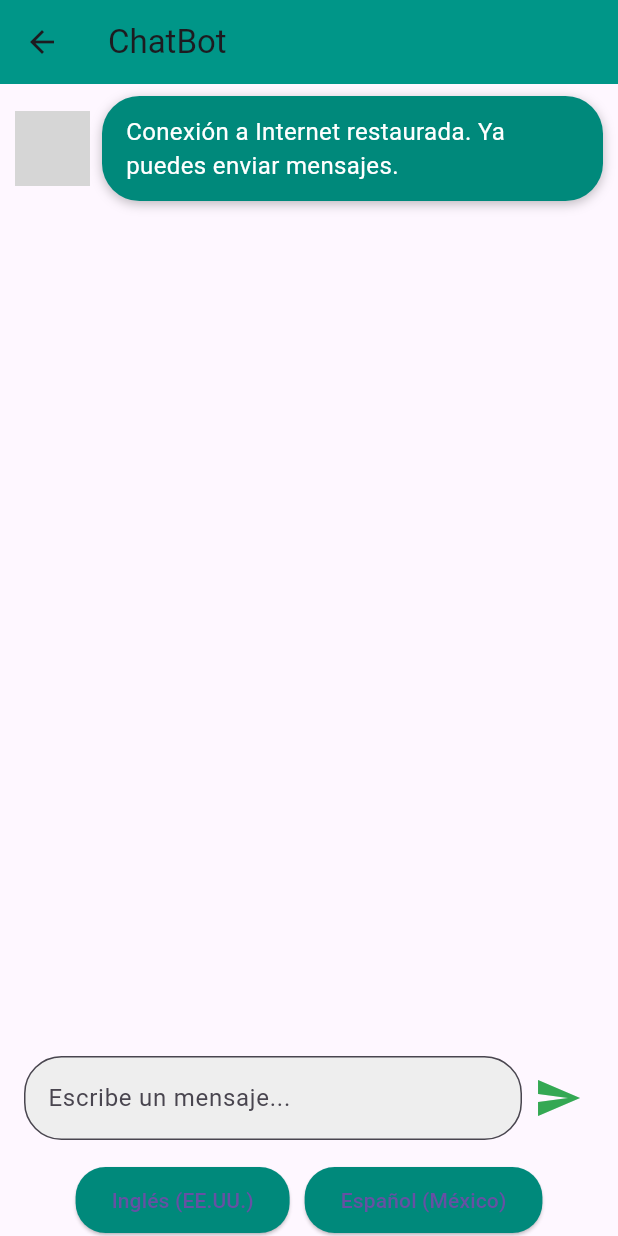
After one commit to VeroVelas/chat-bot-a-voz, a Flutter app: the ChatBotView screen opened by its route, after a tap on the "send" icon, on a phone screen of 412 x 824 dp. The commit adds this screen. Run offline on Flutter 3.47's test engine with Material 3 defaults, Android fonts, the phone set to English and light mode, and no system bars; our stand-ins replace connectivity_plus, flutter_tts, google_generative_ai, permission_handler, shared_preferences; accounts and stored records are empty; grey boxes are pictures that could not be loaded.

Commit message:
proyecto nuevo

```diff
--- a/lib/screens/reto1.dart
+++ b/lib/screens/reto1.dart
@@ -54,9 +54,9 @@ class Reto1Screen extends StatelessWidget {
         children: [
           _buildContactItem(
             context,
-            'Carlos Enrique Barriga Aguilar', // Nombre del alumno
-            '221188',                  // Matrícula del alumno
-            '9612112625',               // Teléfono del alumno
+            'Velasco Jimenez Veronica', // Nombre del alumno
+            '221224',                  // Matrícula del alumno
+            '9614427531',               // Teléfono del alumno
             'https://github.com/CARLOS-ENRIQUE-BA/Challenge-Application',  // URL del repositorio de GitHub
           ),
         ],
--- /dev/null
+++ b/lib/screens/reto4.dart
@@ -0,0 +1,289 @@
+import 'dart:async';
+import 'package:google_generative_ai/google_generative_ai.dart';
+import 'package:flutter/material.dart';
+import 'package:flutter_tts/flutter_tts.dart';
+import 'package:intl/intl.dart';
+import 'package:connectivity_plus/connectivity_plus.dart';
+import 'package:shared_preferences/shared_preferences.dart';
+import 'package:permission_handler/permission_handler.dart';
+
+const String apiKey = "AIzaSyC8k6REIl0KhGzggzwRX4TXVBJjOfvGbmk";   // Reemplaza con tu API key
+
+class ChatBotView extends StatefulWidget {
+  @override
+  _ChatBotViewState createState() => _ChatBotViewState();
+}
+
+class _ChatBotViewState extends State<ChatBotView> {
+  final List<ChatMessage> _messages = [];
+  final TextEditingController _controller = TextEditingController();
+  late FlutterTts _flutterTts;
+  late final GenerativeModel _model;
+  late final ChatSession _chatSession;
+  late StreamSubscription _connectivitySubscription;
+  bool _isConnected = true;
+  bool _hasShownNoConnectionMessage = false;
+  bool _hasShownReconnectedMessage = false;
+  String _selectedLanguage = "en-US";
+
+  @override
+  void initState() {
+    super.initState();
+    _flutterTts = FlutterTts();
+    _model = GenerativeModel(model: 'gemini-pro', apiKey: apiKey);
+    _chatSession = _model.startChat();
+    checkInternetConnection();
+    _connectivitySubscription = Connectivity().onConnectivityChanged.listen(_updateConnectionStatus);
+    _loadMessages(); // Cargar mensajes guardados al iniciar
+  }
+
+  @override
+  void dispose() {
+    _connectivitySubscription.cancel();
+    super.dispose();
+  }
+
+  Future<void> checkInternetConnection() async {
+    var connectivityResult = await Connectivity().checkConnectivity();
+    _updateConnectionStatus(connectivityResult);
+  }
+
+  void _updateConnectionStatus(ConnectivityResult result) {
+    bool connected = result != ConnectivityResult.none;
+
+    setState(() {
+      _isConnected = connected;
+    });
+
+    if (!_isConnected && !_hasShownNoConnectionMessage) {
+      setState(() {
+        _messages.add(ChatMessage(
+            text: "No hay conexión a Internet. Conéctate a una red para enviar mensajes.",
+            isUser: false));
+        _hasShownNoConnectionMessage = true;
+        _hasShownReconnectedMessage = false;
+      });
+    } else if (_isConnected && !_hasShownReconnectedMessage) {
+      setState(() {
+        _messages.add(ChatMessage(
+            text: "Conexión a Internet restaurada. Ya puedes enviar mensajes.",
+            isUser: false));
+        _hasShownReconnectedMessage = true;
+        _hasShownNoConnectionMessage = false;
+      });
+    }
+  }
+
+  void _sendMessage() async {
+    await checkInternetConnection();
+
+    if (!_isConnected) {
+      setState(() {
+        _messages.add(ChatMessage(
+            text: "No se puede enviar el mensaje. Conéctate a Internet.",
+            isUser: false));
+      });
+      return;
+    }
+
+    if (_controller.text.isNotEmpty) {
+      setState(() {
+        _messages.add(ChatMessage(text: _controller.text, isUser: true));
+      });
+      String userMessage = _controller.text;
+      _controller.clear();
+
+      setState(() {
+        _messages.add(ChatMessage(text: "Analizando...", isUser: false));
+      });
+
+      try {
+        final response = await _chatSession.sendMessage(Content.text(userMessage));
+        final botResponse = response.text ?? "No se recibió respuesta";
+
+        setState(() {
+          _messages.removeLast();
+          _messages.add(ChatMessage(text: botResponse, isUser: false));
+        });
+
+        _saveMessages(); // Guardar los mensajes después de cada respuesta
+        await _speak(botResponse);
+      } catch (e) {
+        setState(() {
+          _messages.removeLast();
+          _messages.add(ChatMessage(text: "Error: $e", isUser: false));
+        });
+      }
+    }
+  }
+
+  Future<void> _speak(String text) async {
+    await _flutterTts.setLanguage(_selectedLanguage);
+    await _flutterTts.speak(text);
+  }
+
+  void _changeLanguage(String languageCode) {
+    setState(() {
+      _selectedLanguage = languageCode;
+    });
+  }
+
+  Future<void> _saveMessages() async {
+    final prefs = await SharedPreferences.getInstance();
+    List<String> messagesToSave = _messages
+        .take(20)
+        .map((msg) => "${msg.isUser ? 'user:' : 'bot:'}${msg.text}")
+        .toList();
+    await prefs.setStringList('chatMessages', messagesToSave);
+  }
+
+  Future<void> _loadMessages() async {
+    final prefs = await SharedPreferences.getInstance();
+    List<String>? savedMessages = prefs.getStringList('chatMessages');
+
+    if (savedMessages != null) {
+      setState(() {
+        _messages.clear();
+        _messages.addAll(savedMessages.map((msg) {
+          bool isUser = msg.startsWith('user:');
+          String text = msg.replaceFirst(isUser ? 'user:' : 'bot:', '');
+          return ChatMessage(text: text, isUser: isUser);
+        }).toList());
+      });
+    }
+  }
+
+  @override
+  Widget build(BuildContext context) {
+    return Scaffold(
+      appBar: AppBar(
+        title: Text('ChatBot'),
+        backgroundColor: Colors.teal,
+      ),
+      body: Column(
+        children: <Widget>[
+          Expanded(
+            child: ListView.builder(
+              itemCount: _messages.length,
+              itemBuilder: (context, index) {
+                return ChatBubble(message: _messages[index]);
+              },
+            ),
+          ),
+          Padding(
+            padding: const EdgeInsets.all(16.0),
+            child: Row(
+              children: <Widget>[
+                Expanded(
+                  child: TextField(
+                    controller: _controller,
+                    decoration: InputDecoration(
+                      hintText: 'Escribe un mensaje...',
+                      border: OutlineInputBorder(
+                        borderRadius: BorderRadius.circular(25),
+                      ),
+                      filled: true,
+                      fillColor: Colors.grey[200],
+                    ),
+                    enabled: _isConnected,
+                  ),
+                ),
+                IconButton(
+                  icon: const Icon(Icons.send),
+                  color: const Color(0xFF34A853),
+                  iconSize: 32,
+                  onPressed: _isConnected ? _sendMessage : null,
+                ),
+              ],
+            ),
+          ),
+          Row(
+            mainAxisAlignment: MainAxisAlignment.center,
+            children: [
+              ElevatedButton(
+                onPressed: () => _changeLanguage("en-US"),
+                style: ElevatedButton.styleFrom(
+                  backgroundColor: Colors.teal[600],
+                  padding: EdgeInsets.symmetric(horizontal: 24, vertical: 12),
+                  shape: RoundedRectangleBorder(
+                    borderRadius: BorderRadius.circular(20),
+                  ),
+                ),
+                child: Text("Inglés (EE.UU.)"),
+              ),
+              SizedBox(width: 10),
+              ElevatedButton(
+                onPressed: () => _changeLanguage("es-MX"),
+                style: ElevatedButton.styleFrom(
+                  backgroundColor: Colors.teal[600],
+                  padding: EdgeInsets.symmetric(horizontal: 24, vertical: 12),
+                  shape: RoundedRectangleBorder(
+                    borderRadius: BorderRadius.circular(20),
+                  ),
+                ),
+                child: Text("Español (México)"),
+              ),
+            ],
+          ),
+        ],
+      ),
+    );
+  }
+}
+
+class ChatMessage {
+  final String text;
+  final bool isUser;
+  ChatMessage({required this.text, required this.isUser});
+}
+
+class ChatBubble extends StatelessWidget {
+  final ChatMessage message;
+
+  const ChatBubble({Key? key, required this.message}) : super(key: key);
+
+  @override
+  Widget build(BuildContext context) {
+    return Container(
+      margin: const EdgeInsets.symmetric(vertical: 8, horizontal: 10),
+      alignment: message.isUser ? Alignment.centerRight : Alignment.centerLeft,
+      child: Row(
+        mainAxisAlignment: message.isUser ? MainAxisAlignment.end : MainAxisAlignment.start,
+        children: [
+          if (!message.isUser)
+            const CircleAvatar(
+              backgroundImage: AssetImage('assets/images/imgsinfondo.jpg'),
+              radius: 25,
+            ),
+          const SizedBox(width: 8),
+          Flexible(
+            child: Container(
+              padding: const EdgeInsets.symmetric(horizontal: 16, vertical: 12),
+              decoration: BoxDecoration(
+                color: message.isUser ? Colors.blue[300] : Colors.teal[600],
+                borderRadius: BorderRadius.circular(25),
+                boxShadow: [
+                  BoxShadow(
+                    color: Colors.black26,
+                    blurRadius: 6,
+                    offset: Offset(0, 2),
+                  ),
+                ],
+              ),
+              child: Text(
+                message.text,
+                style: const TextStyle(color: Colors.white, fontSize: 16),
+                softWrap: true,
+                overflow: TextOverflow.clip,
+              ),
+            ),
+          ),
+          if (message.isUser)
+            const CircleAvatar(
+              radius: 25,
+            ),
+        ],
+      ),
+    );
+  }
+}
```
Also changed, not shown: lib/main.dart (+81 -72 lines), lib/screens/retoFusion.dart (deleted, +0 -144 lines), pubspec.yaml (+11 -4 lines), pubspec.lock, 3 other files.
